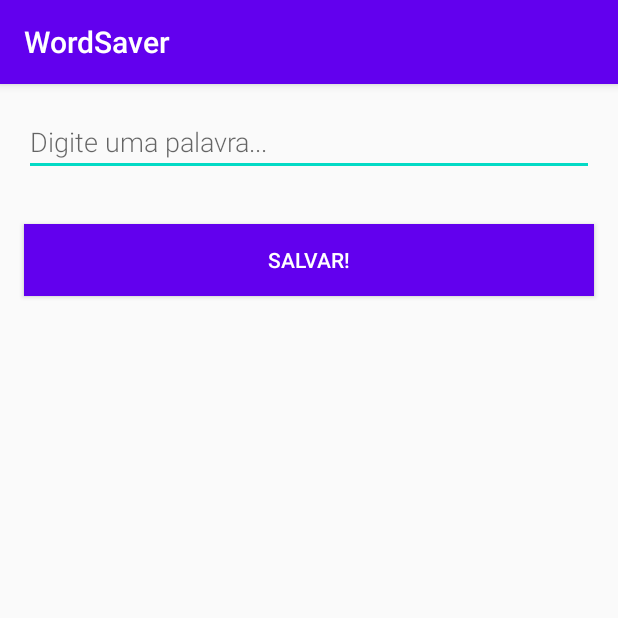
After one commit to DanteSouzaeSouza/WordSaver, an Android app: the NewWordActivity screen opened directly, with no data from a screen before it, on a phone screen of 412 x 824 dp, the top half of it. The commit adds this screen. Run offline under Robolectric (Android 15) with nearby library versions, the phone set to English and light mode, and no system bars.

Commit message:
Final Commit

```diff
--- a/app/src/main/AndroidManifest.xml
+++ b/app/src/main/AndroidManifest.xml
@@ -9,6 +9,7 @@
     android:roundIcon="@mipmap/ic_launcher_round"
     android:supportsRtl="true"
     android:theme="@style/AppTheme">
+    <activity android:name=".NewWordActivity"></activity>
     <activity android:name=".MainActivity">
       <intent-filter>
         <action android:name="android.intent.action.MAIN" />
--- /dev/null
+++ b/app/src/main/java/br/com/theoldpinkeye/wordsaver/NewWordActivity.java
@@ -0,0 +1,45 @@
+package br.com.theoldpinkeye.wordsaver;
+
+import android.content.Intent;
+import android.text.TextUtils;
+import android.view.View;
+import android.view.View.OnClickListener;
+import android.widget.Button;
+import android.widget.EditText;
+import androidx.appcompat.app.AppCompatActivity;
+import android.os.Bundle;
+
+public class NewWordActivity extends AppCompatActivity {
+
+  private EditText mEditWordView;
+
+  public static final String EXTRA_REPLY = "br.com.theoldpinkeye.wordsaver.REPLY";
+
+  @Override
+  protected void onCreate(Bundle savedInstanceState) {
+    super.onCreate(savedInstanceState);
+    setContentView(R.layout.activity_new_word);
+
+
+    // binding:
+    mEditWordView = findViewById(R.id.edit_word);
+    final Button button = findViewById(R.id.button_save);
+
+    // adicionando onClickListener ao botão
+    button.setOnClickListener(v -> {
+      Intent replyIntent = new Intent();
+      // se não houver palavra digitada:
+      if (TextUtils.isEmpty(mEditWordView.getText())){
+        // informar pelo intent que foi cancelada a inserção da palavra no banco
+        setResult(RESULT_CANCELED, replyIntent);
+      } else {
+        // caso haja palavra digitada, adicione ela ao intent com a tag da constante EXTRA_REPLY
+        String word = mEditWordView.getText().toString();
+        replyIntent.putExtra(EXTRA_REPLY, word);
+        setResult(RESULT_OK, replyIntent);
+      }
+      // finaliza activity
+      finish();
+    });
+  }
+}
--- a/app/src/main/java/br/com/theoldpinkeye/wordsaver/view/WordListAdapter.java
+++ b/app/src/main/java/br/com/theoldpinkeye/wordsaver/view/WordListAdapter.java
@@ -37,7 +37,7 @@ public class WordListAdapter extends RecyclerView.Adapter<WordListAdapter.WordVi
   }
 
   // método que atualiza a lista de itens
-  void setWords(List<Word> words) {
+  public void setWords(List<Word> words) {
     mWords = words;
     notifyDataSetChanged();
   }
--- a/app/src/main/java/br/com/theoldpinkeye/wordsaver/view/WordViewModel.java
+++ b/app/src/main/java/br/com/theoldpinkeye/wordsaver/view/WordViewModel.java
@@ -26,7 +26,7 @@ public class WordViewModel extends AndroidViewModel {
   }
 
   // receberá alista de palavras do repository
-  LiveData<List<Word>> getAllWords() { return mAllWords; }
+  public LiveData<List<Word>> getAllWords() { return mAllWords; }
 
   // invocar o método insert do Repository
   public void insert(Word word){ mRepository.insert(word);}
--- /dev/null
+++ b/app/src/main/res/layout/activity_new_word.xml
@@ -0,0 +1,31 @@
+<?xml version="1.0" encoding="utf-8"?>
+<LinearLayout xmlns:android="http://schemas.android.com/apk/res/android"
+  xmlns:app="http://schemas.android.com/apk/res-auto"
+  xmlns:tools="http://schemas.android.com/tools"
+  android:orientation="vertical"
+  android:layout_width="match_parent"
+  android:layout_height="match_parent"
+  tools:context=".NewWordActivity">
+
+  <EditText
+    android:id="@+id/edit_word"
+    android:layout_width="match_parent"
+    android:layout_height="wrap_content"
+    android:minHeight="@dimen/min_height"
+    android:fontFamily="sans-serif-light"
+    android:hint="@string/hint_word"
+    android:inputType="textAutoComplete"
+    android:layout_margin="@dimen/big_padding"
+    android:textSize="18sp"
+  />
+
+  <Button
+    android:id="@+id/button_save"
+    android:layout_width="match_parent"
+    android:layout_height="wrap_content"
+    android:background="@color/colorPrimary"
+    android:textColor="@color/buttonLabel"
+    android:layout_margin="@dimen/big_padding"
+    android:text="@string/button_save" />
+
+</LinearLayout>
--- a/app/src/main/res/values/colors.xml
+++ b/app/src/main/res/values/colors.xml
@@ -3,4 +3,5 @@
   <color name="colorPrimary">#6200EE</color>
   <color name="colorPrimaryDark">#3700B3</color>
   <color name="colorAccent">#03DAC5</color>
+  <color name="buttonLabel">#ffffff</color>
 </resources>
--- a/app/src/main/res/values/dimens.xml
+++ b/app/src/main/res/values/dimens.xml
@@ -1,4 +1,6 @@
 <?xml version="1.0" encoding="utf-8"?>
 <resources>
+  <dimen name="small_padding">8dp</dimen>
   <dimen name="big_padding">16dp</dimen>
+  <dimen name="min_height">16dp</dimen>
 </resources>
--- a/app/src/main/res/values/strings.xml
+++ b/app/src/main/res/values/strings.xml
@@ -1,4 +1,8 @@
 <resources>
   <string name="app_name">WordSaver</string>
   <string name="add_word">Adicionar palavra</string>
+  <string name="hint_word">Digite uma palavra...</string>
+  <string name="button_save">Salvar!</string>
+  <string name="empty_not_saved">Não há palavra a salvar.</string>
+
 </resources>
```
Also changed, not shown: app/src/main/java/br/com/theoldpinkeye/wordsaver/MainActivity.java (+48 -0 lines).
